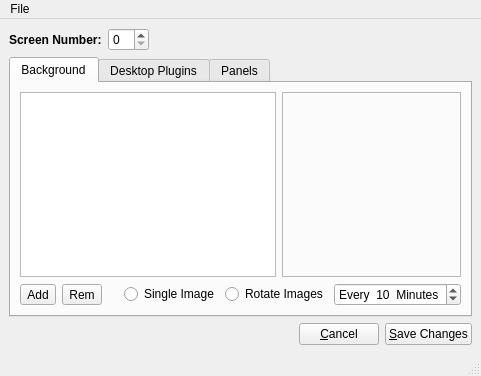
First picture: the form in lumina/lumina-config/mainUI.ui, repository trueos/pcbsd, before the edit.
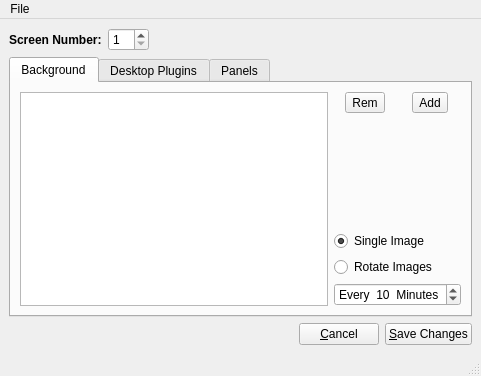
Second picture: the form after the edit.

Patch:
```diff
--- a/lumina/lumina-config/mainUI.ui
+++ b/lumina/lumina-config/mainUI.ui
@@ -34,7 +34,11 @@
        </widget>
       </item>
       <item>
-       <widget class="QSpinBox" name="spinBox"/>
+       <widget class="QSpinBox" name="spin_screen">
+        <property name="minimum">
+         <number>1</number>
+        </property>
+       </widget>
       </item>
       <item>
        <spacer name="horizontalSpacer_2">
@@ -68,52 +72,50 @@
          <widget class="QListWidget" name="list_backgrounds"/>
         </item>
         <item row="1" column="1">
-         <widget class="QLabel" name="label_BGImage">
-          <property name="sizePolicy">
-           <sizepolicy hsizetype="Expanding" vsizetype="Preferred">
-            <horstretch>0</horstretch>
-            <verstretch>0</verstretch>
-           </sizepolicy>
-          </property>
-          <property name="frameShape">
-           <enum>QFrame::StyledPanel</enum>
-          </property>
-          <property name="frameShadow">
-           <enum>QFrame::Raised</enum>
-          </property>
-          <property name="text">
-           <string/>
-          </property>
-          <property name="scaledContents">
-           <bool>true</bool>
-          </property>
-         </widget>
-        </item>
-        <item row="2" column="0" colspan="2">
-         <layout class="QHBoxLayout" name="horizontalLayout_3">
+         <layout class="QVBoxLayout" name="verticalLayout_2">
           <item>
-           <widget class="QToolButton" name="tool_addbackground">
-            <property name="text">
-             <string>Add</string>
-            </property>
-           </widget>
+           <layout class="QHBoxLayout" name="horizontalLayout_4">
+            <item>
+             <widget class="QToolButton" name="tool_rmbackground">
+              <property name="text">
+               <string>Rem</string>
+              </property>
+             </widget>
+            </item>
+            <item>
+             <spacer name="horizontalSpacer_3">
+              <property name="orientation">
+               <enum>Qt::Horizontal</enum>
+              </property>
+              <property name="sizeType">
+               <enum>QSizePolicy::Preferred</enum>
+              </property>
+              <property name="sizeHint" stdset="0">
+               <size>
+                <width>10</width>
+                <height>20</height>
+               </size>
+              </property>
+             </spacer>
+            </item>
+            <item>
+             <widget class="QToolButton" name="tool_addbackground">
+              <property name="text">
+               <string>Add</string>
+              </property>
+             </widget>
+            </item>
+           </layout>
           </item>
           <item>
-           <widget class="QToolButton" name="tool_rmbackground">
-            <property name="text">
-             <string>Rem</string>
-            </property>
-           </widget>
-          </item>
-          <item>
-           <spacer name="horizontalSpacer_3">
+           <spacer name="verticalSpacer">
             <property name="orientation">
-             <enum>Qt::Horizontal</enum>
+             <enum>Qt::Vertical</enum>
             </property>
             <property name="sizeHint" stdset="0">
              <size>
-              <width>40</width>
-              <height>20</height>
+              <width>20</width>
+              <height>40</height>
              </size>
             </property>
            </spacer>
@@ -123,6 +125,9 @@
             <property name="text">
              <string>Single Image</string>
             </property>
+            <property name="checked">
+             <bool>true</bool>
+            </property>
            </widget>
           </item>
           <item>
```
Left out of the diff: 6 changed lines with no effect on the pictures.
